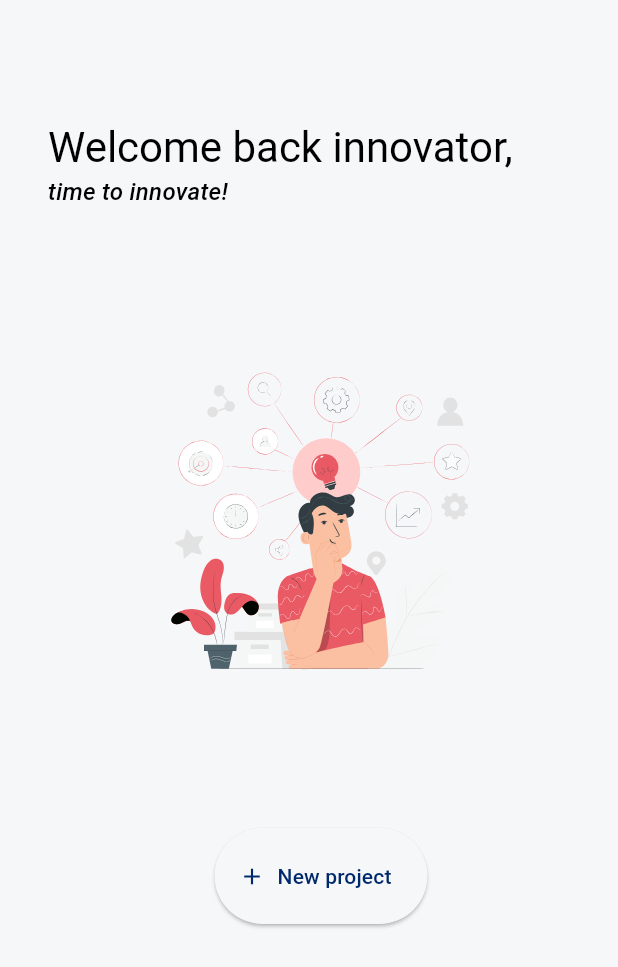
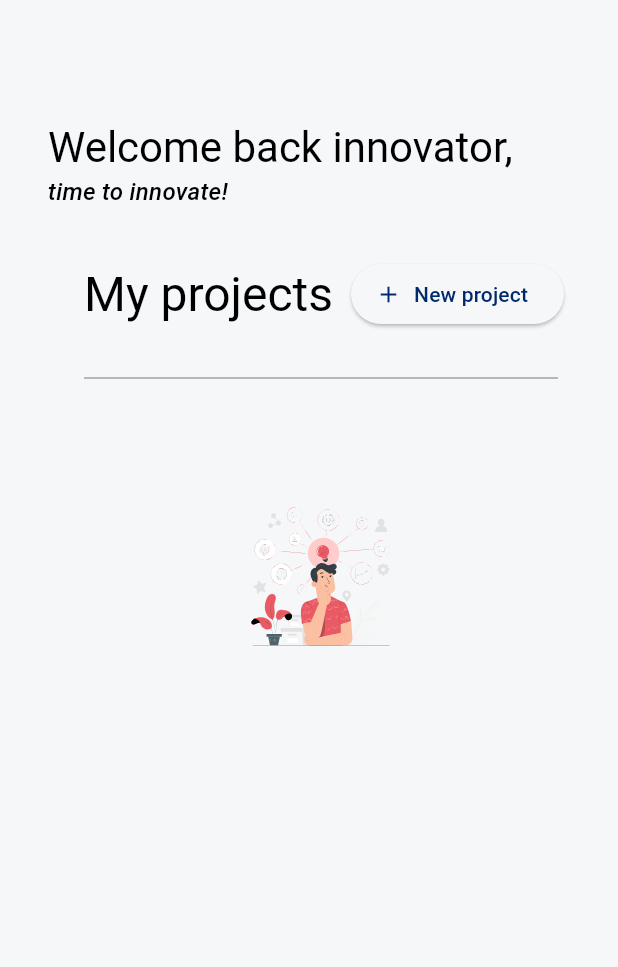
Before and after one commit to flutterandiot/innovation-hub, a Flutter app: the DashboardPageBody widget shown alone on an empty page, opened directly, on a phone screen of 412 x 824 dp. Shown: the top 967 px of the screen. Run offline on Flutter 3.47's test engine with Material 2 defaults, Android fonts, the phone set to English and light mode, and no system bars; our stand-ins replace adaptive_dialog, easy_stepper, flex_color_scheme, flutter_hooks, flutter_riverpod, font_awesome_flutter and 5 more; missing offline and left inert: flutter_adaptive_scaffold, textfield_tags; generated files the repository leaves out were written again.

Commit message:
Update dashboard ui -> projects

```diff
--- a/source/innovation_hub/lib/app/dashboard/dashboard_body.dart
+++ b/source/innovation_hub/lib/app/dashboard/dashboard_body.dart
@@ -13,6 +13,7 @@
  */
 import 'package:adaptive_dialog/adaptive_dialog.dart';
 import 'package:flutter/material.dart';
+import 'package:flutter_adaptive_scaffold/flutter_adaptive_scaffold.dart';
 import 'package:flutter_riverpod/flutter_riverpod.dart';
 import 'package:go_router/go_router.dart';
 import 'package:innovation_hub/app/project/model/project_model.dart';
@@ -27,6 +28,7 @@ class DashboardPageBody extends ConsumerWidget {
 
   @override
   Widget build(BuildContext context, WidgetRef ref) {
+    final isSmallActivie = Breakpoints.small.isActive(context);
     final projects = ref.watch(projectsProvider);
     return LayoutBuilder(
       builder: (context, constraints) {
@@ -51,31 +53,33 @@ class DashboardPageBody extends ConsumerWidget {
                         fontStyle: FontStyle.italic,
                       ),
                 ),
-                Row(
-                  mainAxisAlignment: MainAxisAlignment.center,
+                Padding(
+                  padding: const EdgeInsets.only(
+                    left: 24,
+                    right: 24,
+                    top: 32,
+                    bottom: 24,
+                  ),
+                  child: Row(
                     children: [
-                    SizedBox(
-                      width: constraints.maxWidth * 0.6,
-                      height: constraints.maxHeight * 0.5,
-                      child: Padding(
-                        padding: const EdgeInsets.all(8.0),
-                        child: Lottie.asset(
-                          'assets/animations/118991-idea-innovation.json',
-                          fit: BoxFit.contain,
+                      Text(
+                        'My projects',
+                        style: Theme.of(context).textTheme.headlineLarge,
                       ),
-                      ),
+                      const SizedBox(width: 12),
+                      ElevatedButton.icon(
+                        onPressed: () async {
+                          final _ = await _showNewProjectDialog(context, ref);
+                        },
+                        icon: const Icon(Icons.add),
+                        label: const Text('New project'),
                       ),
                     ],
                   ),
-                if (projects.isNotEmpty)
-                  Padding(
-                    padding: const EdgeInsets.symmetric(
-                      horizontal: 2 * defaultPadding,
                 ),
-                    child: Text(
-                      'Recent projects',
-                      style: Theme.of(context).textTheme.titleMedium,
-                    ),
+                const Divider(
+                  indent: 24,
+                  endIndent: 24,
                 ),
                 if (projects.isNotEmpty)
                   SizedBox(
@@ -111,17 +115,19 @@ class DashboardPageBody extends ConsumerWidget {
                       },
                     ),
                   ),
+                if (projects.isEmpty)
                   Row(
                     mainAxisAlignment: MainAxisAlignment.center,
                     children: [
-                    ElevatedButton.icon(
-                      onPressed: () async {
-                        final _ = await _showNewProjectDialog(context, ref);
-                      },
-                      icon: const Icon(Icons.add),
-                      label: const Text('New project'),
-                      style: ElevatedButton.styleFrom(
-                        minimumSize: const Size(128, 64),
+                      SizedBox(
+                        width: constraints.maxWidth * 0.3,
+                        height: constraints.maxHeight * 0.3,
+                        child: Padding(
+                          padding: const EdgeInsets.all(8.0),
+                          child: Lottie.asset(
+                            'assets/animations/118991-idea-innovation.json',
+                            fit: BoxFit.contain,
+                          ),
                         ),
                       ),
                     ],
--- a/source/innovation_hub/lib/app/home/home_page.dart
+++ b/source/innovation_hub/lib/app/home/home_page.dart
@@ -49,7 +49,7 @@ class _HomePageState extends ConsumerState<HomePage> {
       NavigationDestination(
         icon: Icon(Icons.dashboard_outlined, color: iconColor),
         selectedIcon: const Icon(Icons.dashboard),
-        label: 'Dashboard',
+        label: 'Projects',
       ),
       NavigationDestination(
         icon: Icon(Icons.explore_outlined, color: iconColor),
@@ -68,7 +68,7 @@ class _HomePageState extends ConsumerState<HomePage> {
 
     void _selectedNavi(BuildContext context, int index) {
       if (index == 0) {
-        context.goNamed(AppRoute.dashboard.name);
+        context.goNamed(AppRoute.projects.name);
       } else if (index == 1) {
         context.goNamed(AppRoute.explore.name);
       } else if (index == 2) {
--- /dev/null
+++ b/source/innovation_hub/lib/app/project/model/project_models.dart
@@ -0,0 +1,3 @@
+export 'component_model.dart';
+export 'attribute_model.dart';
+export 'project_model.dart';
--- a/source/innovation_hub/lib/app/project/new_project_page.dart
+++ b/source/innovation_hub/lib/app/project/new_project_page.dart
@@ -45,7 +45,7 @@ class NewProjectPage extends HookConsumerWidget {
           ),
           leading: IconButton(
             onPressed: () {
-              context.goNamed(AppRoute.dashboard.name);
+              context.goNamed(AppRoute.projects.name);
             },
             tooltip: 'Go back to project dashboard',
             icon: const Icon(Icons.arrow_back),
--- a/source/innovation_hub/lib/app/project/project_page.dart
+++ b/source/innovation_hub/lib/app/project/project_page.dart
@@ -19,7 +19,7 @@ class ProjectPage extends StatelessWidget {
         appBar: AppBar(
           leading: IconButton(
             onPressed: () {
-              context.goNamed(AppRoute.dashboard.name);
+              context.goNamed(AppRoute.projects.name);
             },
             tooltip: 'Go back to project dashboard',
             icon: const Icon(Icons.arrow_back),
```
Also changed, not shown: source/innovation_hub/lib/app/project/model/attribute_model.dart (added, +74 -0 lines), source/innovation_hub/lib/app/project/model/component_model.dart (added, +89 -0 lines), source/innovation_hub/lib/app/project/widgets/list_components.dart (+29 -0 lines), source/innovation_hub/lib/app/project/widgets/new_component_dialog.dart (added, +111 -0 lines). Lines whose indentation alone changed are shown as unchanged.
